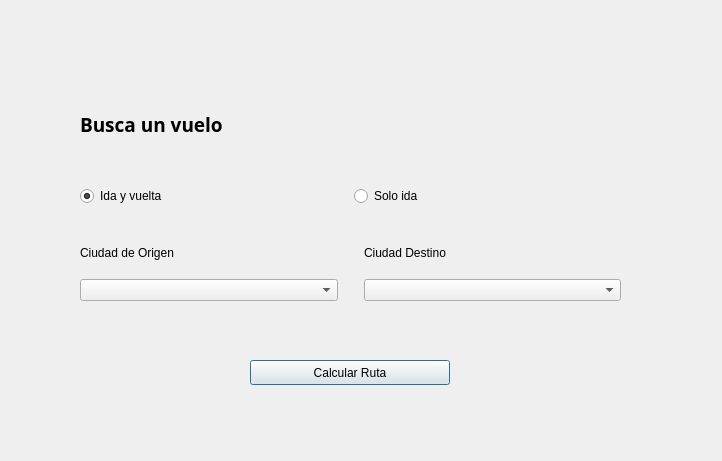
First picture: the form in src/gui/seconddialog.ui, repository EdgarPrueba/Sistema-de-Reserva-de-Vuelos, before the edit.
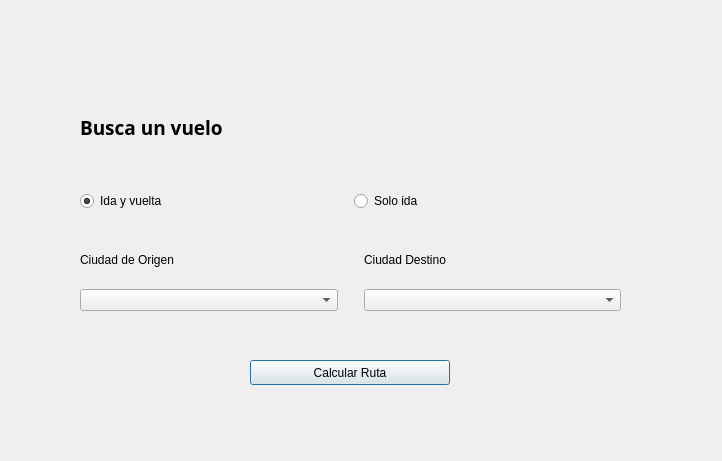
Second picture: the form after the edit.

Commit message: Modificar funcionalidad de la parte administrativa de la interfaz gráfica

```diff
--- a/src/gui/seconddialog.ui
+++ b/src/gui/seconddialog.ui
@@ -19,7 +19,7 @@
      <x>80</x>
      <y>90</y>
      <width>541</width>
-     <height>211</height>
+     <height>221</height>
     </rect>
    </property>
    <layout class="QVBoxLayout" name="verticalLayout">
@@ -29,6 +29,7 @@
        <font>
         <family>Ubuntu Condensed</family>
         <pointsize>14</pointsize>
+        <weight>75</weight>
         <bold>true</bold>
        </font>
       </property>
@@ -39,9 +40,6 @@
     </item>
     <item>
      <spacer name="verticalSpacer">
-      <property name="orientation">
-       <enum>Qt::Orientation::Vertical</enum>
-      </property>
       <property name="sizeType">
        <enum>QSizePolicy::Policy::Fixed</enum>
       </property>
@@ -76,9 +74,6 @@
     </item>
     <item>
      <spacer name="verticalSpacer_2">
-      <property name="orientation">
-       <enum>Qt::Orientation::Vertical</enum>
-      </property>
       <property name="sizeType">
        <enum>QSizePolicy::Policy::Fixed</enum>
       </property>
@@ -114,9 +109,6 @@
       </item>
       <item row="0" column="1">
        <spacer name="horizontalSpacer">
-        <property name="orientation">
-         <enum>Qt::Orientation::Horizontal</enum>
-        </property>
         <property name="sizeType">
          <enum>QSizePolicy::Policy::Fixed</enum>
         </property>
```
Left out of the diff: 6 changed lines with no effect on the pictures. The commit also changes 4 other files.
